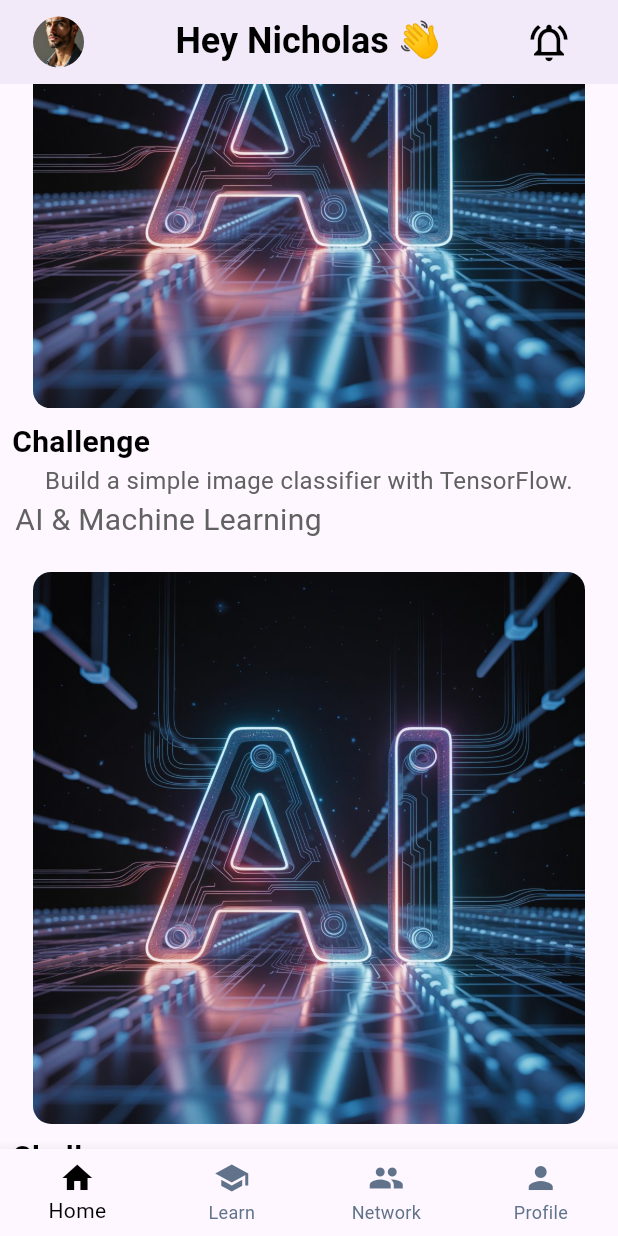
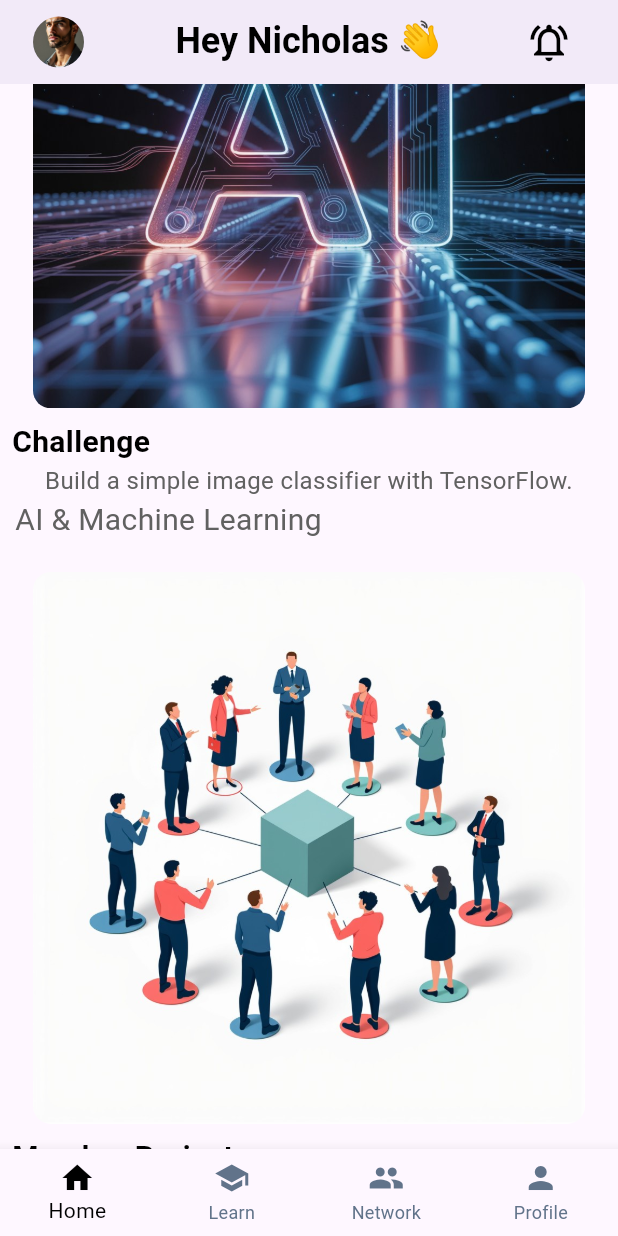
Before and after one commit to Yvonne-Wanja-1/csk-app, a Flutter app: the screen it shows after launch, scrolled down 576 dp, on a phone screen of 412 x 824 dp. Run offline on Flutter 3.47's test engine with Material 3 defaults, Android fonts, the phone set to English and light mode, and no system bars.

Commit message:
added more widgets to home page

```diff
--- a/csk/lib/pages/home.dart
+++ b/csk/lib/pages/home.dart
@@ -160,7 +160,7 @@ class HomePage extends StatelessWidget {
                   onTap: () {},
                   child: ClipRRect(
                     borderRadius: BorderRadius.circular(12.0),
-                    child: Image.asset('images/AI.jpeg', fit: BoxFit.cover),
+                    child: Image.asset('images/members.jpg', fit: BoxFit.cover),
                   ),
                 ),
               ),
@@ -168,7 +168,7 @@ class HomePage extends StatelessWidget {
                 alignment: Alignment.centerLeft,
                 child: Padding(
                   padding: const EdgeInsets.only(left: 8.0, top: 8.0),
-                  child: Text('Challenge',
+                  child: Text('Member Project',
                     style: TextStyle(
                       fontSize: 20,
                       fontWeight: FontWeight.bold,
@@ -177,7 +177,7 @@ class HomePage extends StatelessWidget {
                   ),
                 ),
               ),
-              Text('''Build a simple image classifier with TensorFlow.''',
+              Text('''Explore how Alex built a chatbot for customer support.''',
                 style: TextStyle(
                   fontSize: 16,
                   color: Colors.grey[700],
@@ -197,6 +197,31 @@ class HomePage extends StatelessWidget {
                   ),
                 ),
               ),
+
+
+
+              SizedBox(height: 25),
+Text('Upcoming Events',
+style: TextStyle(
+  fontWeight: FontWeight.bold,
+  fontSize: 25,
+  color: Colors.black,
+),
+),
+SizedBox(height: 10
+
+),
+
+Row(
+  mainAxisAlignment: MainAxisAlignment.spaceEvenly,
+  children: [
+    Column(
+      children: [
+
+        ],
+    ),
+  ],
+)
               ],
           ),
         ),
```
